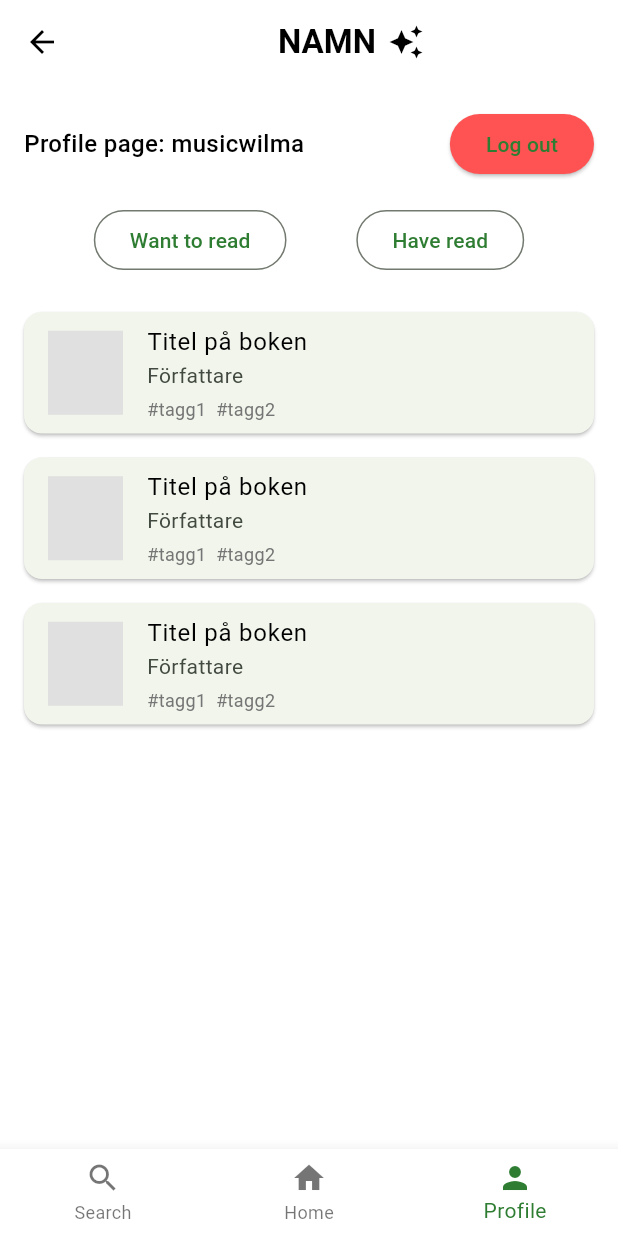
After one commit to gu-tig333-ht25/grupp-4, a Flutter app: the ProfilePage screen opened directly, on a phone screen of 412 x 824 dp. The commit adds this screen. Run offline on Flutter 3.47's test engine with Material 3 defaults, Android fonts, the phone set to English and light mode, and no system bars; our stand-ins replace flex_color_scheme.

Commit message:
utkast profile page

```diff
--- a/lib/main.dart
+++ b/lib/main.dart
@@ -1,5 +1,6 @@
 import 'package:flutter/material.dart';
 import 'package:flex_color_scheme/flex_color_scheme.dart';
+import 'profile_page.dart';
 
 void main() {
   runApp(MyApp());
--- /dev/null
+++ b/lib/profile_page.dart
@@ -0,0 +1,104 @@
+import "main.dart";
+import "package:flutter/material.dart";
+
+class ProfilePage extends StatelessWidget {
+  final String username = "musicwilma";
+
+  ProfilePage({Key? key}) : super(key: key);
+
+  @override
+  Widget build(BuildContext context) {
+    return Scaffold(
+      appBar: AppBar(
+        title: Row(
+          mainAxisAlignment: MainAxisAlignment.center,
+          children: [
+            Text("NAMN", style: TextStyle(fontWeight: FontWeight.bold)),
+            SizedBox(width: 8),
+            Icon(Icons.auto_awesome), // logga / ikon
+          ],
+        ),
+        centerTitle: true,
+      ),
+      body: Padding(
+        padding: const EdgeInsets.all(16.0),
+        child: Column(
+          crossAxisAlignment: CrossAxisAlignment.start,
+          children: [
+            Row(
+              mainAxisAlignment: MainAxisAlignment.spaceBetween,
+              children: [
+                Text("Profile page: $username",
+                    style:
+                        TextStyle(fontSize: 16, fontWeight: FontWeight.w500)),
+                ElevatedButton(
+                  onPressed: () {},
+                  child: Text("Log out"),
+                  style: ElevatedButton.styleFrom(
+                    backgroundColor: Colors.redAccent,
+                  ),
+                ),
+              ],
+            ),
+            const SizedBox(height: 16),
+            Row(
+              mainAxisAlignment: MainAxisAlignment.spaceEvenly,
+              children: [
+                OutlinedButton(
+                  onPressed: () {},
+                  child: Text("Want to read"),
+                ),
+                OutlinedButton(
+                  onPressed: () {},
+                  child: Text("Have read"),
+                ),
+              ],
+            ),
+            const SizedBox(height: 16),
+            Expanded(
+              child: ListView.builder(
+                itemCount: 3,
+                itemBuilder: (context, index) {
+                  return Card(
+                    margin: EdgeInsets.symmetric(vertical: 8),
+                    shape: RoundedRectangleBorder(
+                      borderRadius: BorderRadius.circular(12),
+                    ),
+                    child: ListTile(
+                      leading: Container(
+                        width: 50,
+                        height: 70,
+                        color: Colors.grey[300], // plats för bokbild
+                      ),
+                      title: Text("Titel på boken"),
+                      subtitle: Column(
+                        crossAxisAlignment: CrossAxisAlignment.start,
+                        children: [
+                          Text("Författare"),
+                          SizedBox(height: 4),
+                          Text(
+                            "#tagg1  #tagg2",
+                            style: TextStyle(
+                                fontSize: 12, color: Colors.grey[600]),
+                          ),
+                        ],
+                      ),
+                    ),
+                  );
+                },
+              ),
+            ),
+          ],
+        ),
+      ),
+      bottomNavigationBar: BottomNavigationBar(
+        items: const [
+          BottomNavigationBarItem(icon: Icon(Icons.search), label: "Search"),
+          BottomNavigationBarItem(icon: Icon(Icons.home), label: "Home"),
+          BottomNavigationBarItem(icon: Icon(Icons.person), label: "Profile"),
+        ],
+        currentIndex: 2,
+      ),
+    );
+  }
+}
```
Also changed, not shown: 1 other file.
